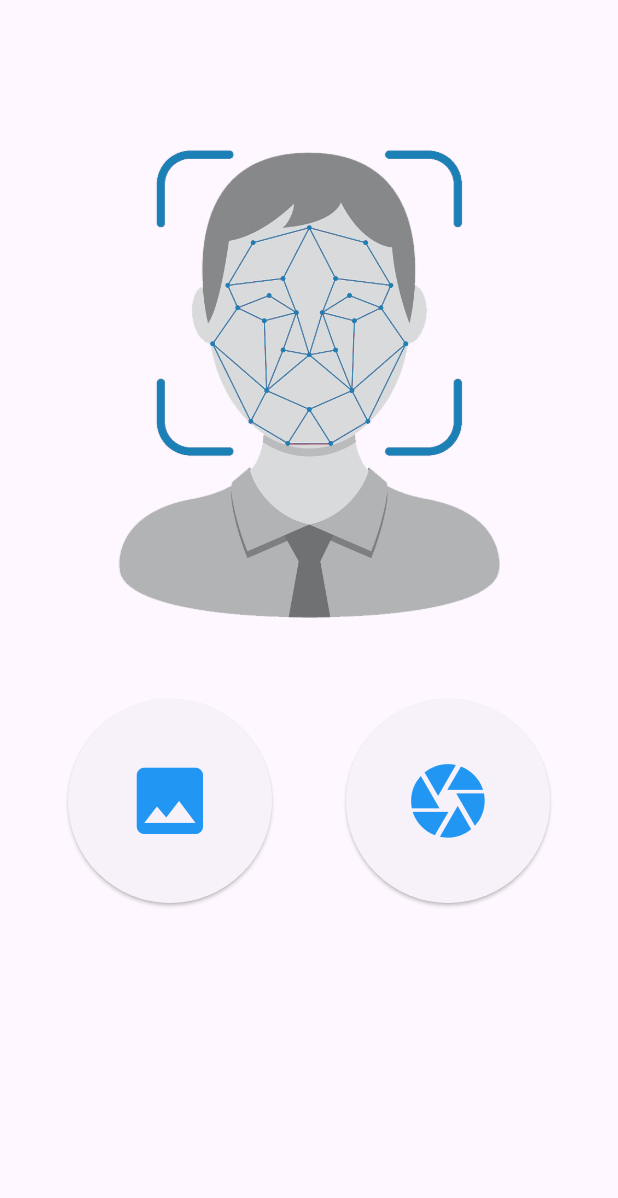
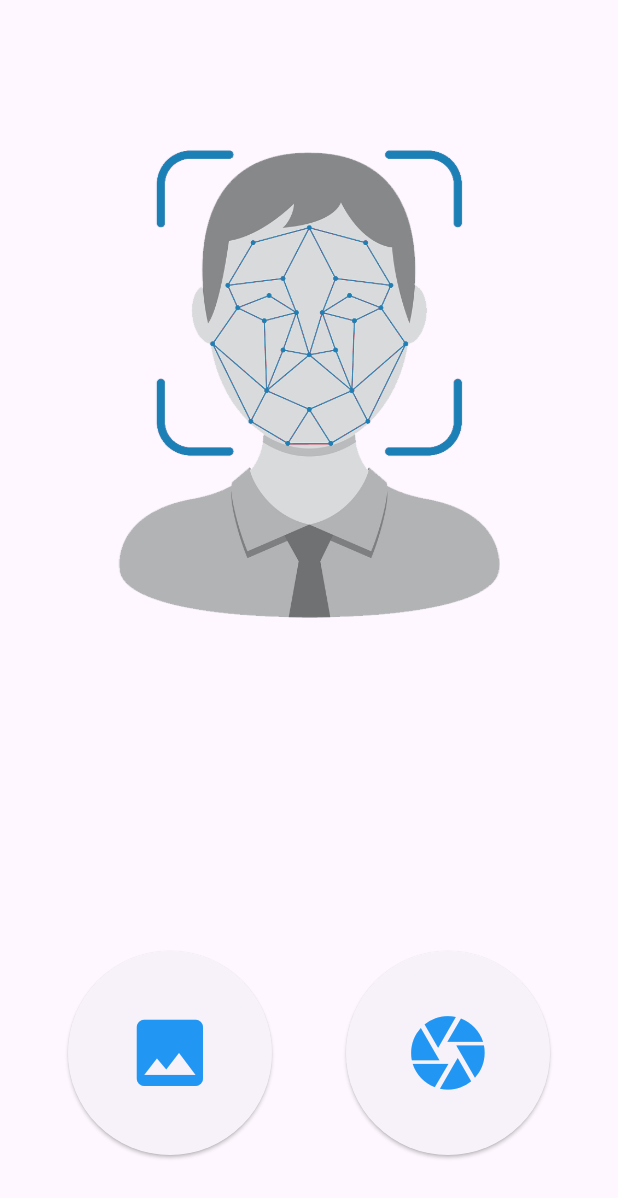
Before and after one commit to MostafaHamed-W/face_recognition_flutter, a Flutter app: the RecognitionScreen screen opened directly, on a phone screen of 412 x 824 dp. Shown: the top 1198 px of the screen. Run offline on Flutter 3.47's test engine with Material 3 defaults, Android fonts, the phone set to English and light mode, and no system bars; our stand-ins replace image_picker, sqflite; missing offline and left inert: google_mlkit_commons, google_mlkit_face_detection, tflite_flutter; accounts and stored records are empty.

Commit message:
Refactor recognitionScreen code & Edit FacePainter function to take list of recognitions

```diff
--- a/lib/RecognitionScreen.dart
+++ b/lib/RecognitionScreen.dart
@@ -3,7 +3,6 @@ import 'dart:math';
 import 'dart:typed_data';
 import 'package:face_recognition/ML/Recognition.dart';
 import 'package:face_recognition/ML/Recognizer.dart';
-import 'package:flutter/cupertino.dart';
 import 'package:flutter/material.dart';
 import 'package:flutter/widgets.dart';
 import 'package:google_mlkit_commons/google_mlkit_commons.dart';
@@ -26,7 +25,6 @@ class _HomePageState extends State<RecognitionScreen> {
   File? _image;
 
   dynamic croppedImage;
-  late Recognition recognition;
 
   //TODO declare detector
 
@@ -72,6 +70,7 @@ class _HomePageState extends State<RecognitionScreen> {
   }
 
   List<Face> faces = [];
+  List<Recognition> recognitions = [];
 
   //TODO face detection code here
 
@@ -110,12 +109,9 @@ class _HomePageState extends State<RecognitionScreen> {
       final croppedFace =
           img.copyCrop(faceImage!, x: left.toInt(), y: top.toInt(), width: width.toInt(), height: height.toInt());
 
-      recognition = recognizer.recognize(croppedFace, boundingBox);
+      final recognition = recognizer.recognize(croppedFace, boundingBox);
+      recognitions.add(recognition);
 
-      setState(() {
-        croppedImage = croppedFace;
-        recognition;
-      });
       // print('Face embedding = ${recognition.embeddings}');
       print("Recognized face is ${recognition.name}'s face");
       // showFaceRegistrationDialogue(Uint8List.fromList(img.encodeBmp(croppedFace)), recognition);
@@ -210,7 +206,7 @@ class _HomePageState extends State<RecognitionScreen> {
     print("${image.width}   ${image.height}");
     setState(() {
       image;
-      faces;
+      recognitions;
     });
   }
 
@@ -221,8 +217,7 @@ class _HomePageState extends State<RecognitionScreen> {
 
     return Scaffold(
       resizeToAvoidBottomInset: false,
-      body: SingleChildScrollView(
-        child: Column(
+      body: Column(
         mainAxisAlignment: MainAxisAlignment.spaceBetween,
         children: [
           image != null
@@ -233,39 +228,14 @@ class _HomePageState extends State<RecognitionScreen> {
               //     height: screenWidth - 50,
               //     child: Image.file(_image!),
               //   )
-                Column(
-                    children: [
-                      croppedImage != null && recognition != null
-                          ? Column(
-                              children: [
               FittedBox(
                   child: SizedBox(
                     width: image.width.toDouble(),
                     height: image.width.toDouble(),
                     child: CustomPaint(
-                                      painter: FacePainter(facesList: faces, imageFile: image),
+                      painter: FacePainter(recognitionsList: recognitions, imageFile: image),
                     ),
                   ),
-                                ),
-                                SizedBox(
-                                    child: Image.memory(
-                                  img.encodePng(croppedImage),
-                                  width: 200,
-                                  height: 200,
-                                )),
-                                const SizedBox(height: 10),
-                                Text(
-                                  "This face is ${recognition.name}'s face!",
-                                  style: const TextStyle(fontSize: 20),
-                                ),
-                                Text(
-                                  "Distance from original photo is ${double.parse(recognition.distance.toStringAsFixed(2))}",
-                                  style: const TextStyle(fontSize: 20),
-                                )
-                              ],
-                            )
-                          : const SizedBox()
-                    ],
                 )
               : Container(
                   margin: const EdgeInsets.only(top: 100),
@@ -317,15 +287,14 @@ class _HomePageState extends State<RecognitionScreen> {
           )
         ],
       ),
-      ),
     );
   }
 }
 
 class FacePainter extends CustomPainter {
-  List<Face> facesList;
+  List<Recognition> recognitionsList;
   dynamic imageFile;
-  FacePainter({required this.facesList, @required this.imageFile});
+  FacePainter({required this.recognitionsList, @required this.imageFile});
 
   @override
   void paint(Canvas canvas, Size size) {
@@ -338,8 +307,8 @@ class FacePainter extends CustomPainter {
     p.style = PaintingStyle.stroke;
     p.strokeWidth = 10;
 
-    for (Face face in facesList) {
-      canvas.drawRect(face.boundingBox, p);
+    for (Recognition recognition in recognitionsList) {
+      canvas.drawRect(recognition.location, p);
     }
   }
 
```
Lines whose indentation alone changed are shown as unchanged.
